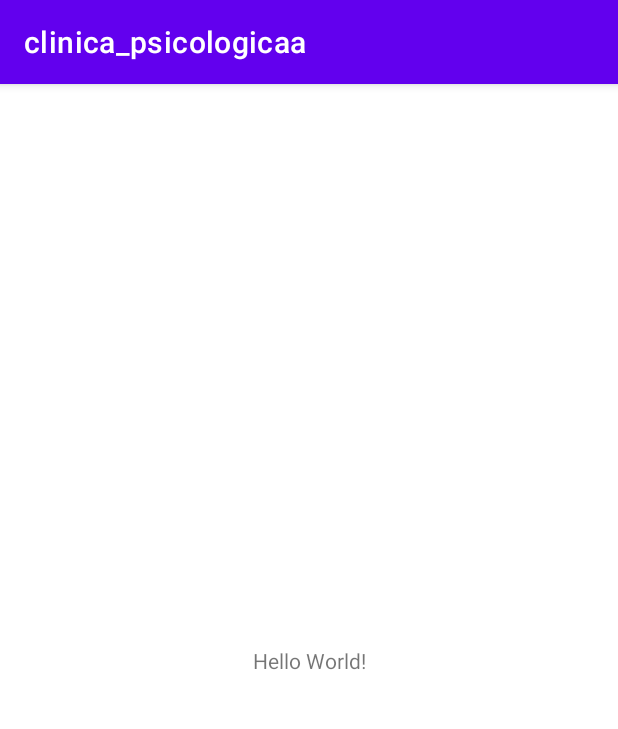
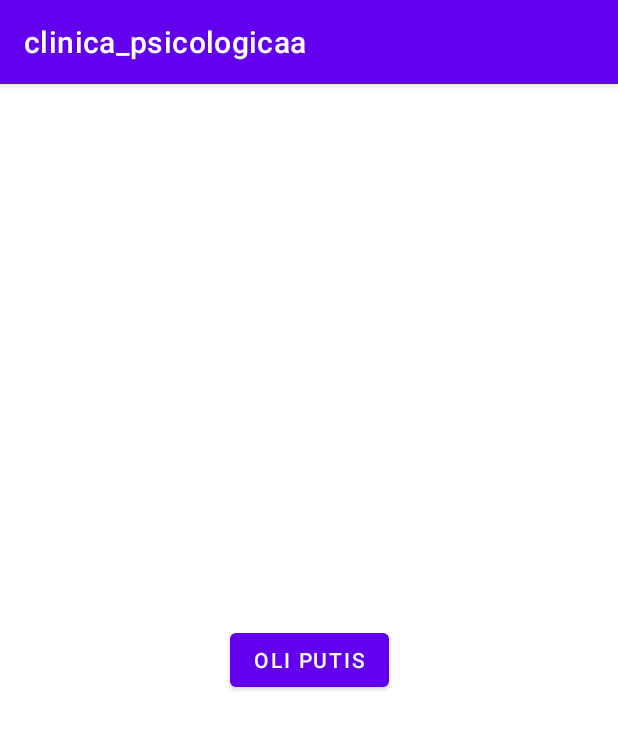
Before and after one commit to Eduardo-Cubiasss/Clinica_psicologica_PTC_2023, an Android app: the screen it shows after launch (MainActivity), on a phone screen of 412 x 824 dp. Shown: the top 729 px of the screen. Run offline under Robolectric (Android 15) with nearby library versions, the phone set to English and light mode, and no system bars.

```diff
--- a/app/src/main/res/layout/activity_main.xml
+++ b/app/src/main/res/layout/activity_main.xml
@@ -6,13 +6,14 @@
     android:layout_height="match_parent"
     tools:context=".MainActivity">
 
-    <TextView
+    <Button
+        android:id="@+id/button"
         android:layout_width="wrap_content"
         android:layout_height="wrap_content"
-        android:text="Hello World!"
+        android:text="oli putis"
         app:layout_constraintBottom_toBottomOf="parent"
         app:layout_constraintEnd_toEndOf="parent"
         app:layout_constraintStart_toStartOf="parent"
-        app:layout_constraintTop_toTopOf="parent" />
-
+        app:layout_constraintTop_toTopOf="parent"
+        tools:ignore="MissingConstraints" />
 </androidx.constraintlayout.widget.ConstraintLayout>
```
Also changed, not shown: 1 other file.
